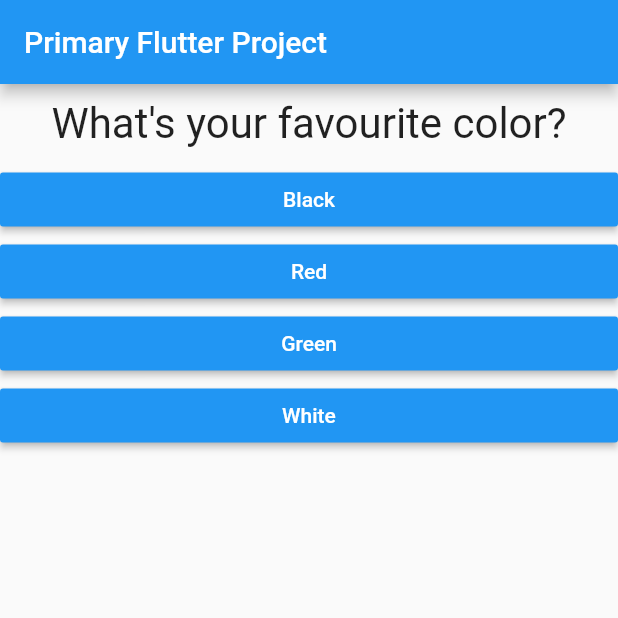
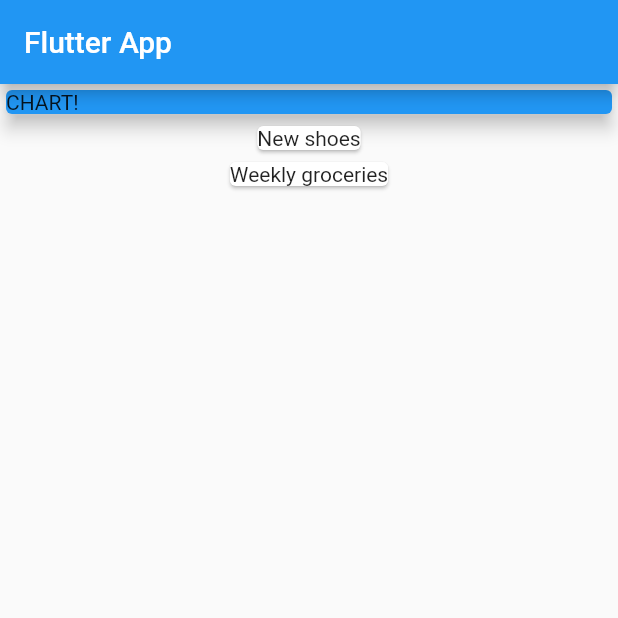
Before and after one commit to haohmaru3000/personal_expense, a Flutter app: the screen it shows after launch, on a phone screen of 412 x 824 dp, the top half of it. Run offline on Flutter 3.47's test engine with Material 2 defaults, Android fonts, the phone set to English and light mode, and no system bars.

Commit message:
Change the whole code

```diff
--- a/lib/answer.dart
+++ /dev/null
@@ -1,21 +0,0 @@
-import 'package:flutter/material.dart';
-
-class Answer extends StatelessWidget {
-  final String answerText;
-  final VoidCallback selectHandler;
-
-  Answer(this.answerText, this.selectHandler);
-
-  @override
-  Widget build(BuildContext context) {
-    return Container(
-      width: double.infinity,
-      child: RaisedButton(
-        color: Colors.blue,
-        textColor: Colors.white,
-        child: Text(answerText),
-        onPressed: selectHandler,
-      ),
-    );
-  }
-}
--- a/lib/main.dart
+++ b/lib/main.dart
@@ -1,82 +1,58 @@
 import 'package:flutter/material.dart';
-import './result.dart';
-import './quiz.dart';
+import './transaction.dart';
 
-void main() {
-  runApp(MyApp());
-}
+void main() => runApp(MyApp());
 
-class MyApp extends StatefulWidget {
-  State<StatefulWidget> createState() {
-    return _MyAppState();
+class MyApp extends StatelessWidget {
+  @override
+  Widget build(BuildContext context) {
+    return MaterialApp(
+      title: 'Flutter App',
+      home: MyHomePage(),
+    );
   }
 }
 
-class _MyAppState extends State<MyApp> {
-  final _questions = const [
-    {
-      'questionText': 'What\'s your favourite color?',
-      'answers': [
-        {'text': 'Black', 'score': 10},
-        {'text': 'Red', 'score': 5},
-        {'text': 'Green', 'score': 3},
-        {'text': 'White', 'score': 1},
-      ],
-    },
-    {
-      'questionText': 'What\'s your favourite animal?',
-      'answers': [
-        {'text': 'Rabbit', 'score': 3},
-        {'text': 'Snake', 'score': 11},
-        {'text': 'Elephant', 'score': 5},
-        {'text': 'Lion', 'score': 9},
-      ],
-    },
-    {
-      'questionText': 'Who\'s your favourite instructor?',
-      'answers': [
-        {'text': 'Max', 'score': 1},
-        {'text': 'Max', 'score': 1},
-        {'text': 'Max', 'score': 1},
-        {'text': 'Max', 'score': 1},
-      ],
-    },
+class MyHomePage extends StatelessWidget {
+  final List<Transaction> transactions = [
+    Transaction(
+      id: 't1',
+      title: 'New shoes',
+      amount: 69.99,
+      date: DateTime.now(),
+    ),
+    Transaction(
+      id: 't2',
+      title: 'Weekly groceries',
+      amount: 16.53,
+      date: DateTime.now(),
+    ),
   ];
-
-  var _questionIndex = 0;
-  var _totalScore = 0;
-
-  void _resetQuiz() {
-    setState(() {
-      _questionIndex = 0;
-      _totalScore = 0;
-    });
-  }
-
-  void _answerQuestion(int score) {
-    _totalScore += score;
-    setState(() {
-      _questionIndex++;
-    });
-  }
 
   @override
   Widget build(BuildContext context) {
-    return MaterialApp(
-      home: Scaffold(
-        appBar: AppBar(
-          title: Text('Primary Flutter Project'),
-        ),
-        body: _questionIndex < _questions.length
-            ? Quiz(
-                questionIndex: _questionIndex,
-                questions: _questions,
-                answerQuestion: _answerQuestion,
-              )
-            : Result(
-              _totalScore,
-              _resetQuiz,
+    return Scaffold(
+      appBar: AppBar(
+        title: Text('Flutter App'),
+      ),
+      body: Column(
+        children: <Widget>[
+          Container(
+            width: double.infinity,
+            child: Card(
+              color: Colors.blue,
+              child: Text('CHART!'),
+              elevation: 5,
             ),
+          ),
+          Column(
+            children: transactions.map((tx) {
+              return Card(
+                child: Text(tx.title),
+              );
+            }).toList(),
+          ),
+        ],
       ),
     );
   }
--- a/lib/question.dart
+++ /dev/null
@@ -1,22 +0,0 @@
-import 'package:flutter/material.dart';
-
-class Question extends StatelessWidget {
-  final String questionText;
-
-  Question(this.questionText);
-
-  @override
-  Widget build(BuildContext context) {
-    return Container(
-      width: double.infinity,
-      margin: EdgeInsets.all(10),
-      child: Text(
-        questionText,
-        textAlign: TextAlign.center,
-        style: TextStyle(
-          fontSize: 28,
-        ),
-      ),
-    );
-  }
-}
--- a/lib/quiz.dart
+++ /dev/null
@@ -1,30 +0,0 @@
-import 'package:flutter/material.dart';
-import './question.dart';
-import './answer.dart';
-
-class Quiz extends StatelessWidget {
-  final int questionIndex;
-  final List<Map<String, Object>> questions;
-  final Function answerQuestion;
-
-  Quiz(
-      {required this.questionIndex,
-      required this.questions,
-      required this.answerQuestion});
-
-  @override
-  Widget build(BuildContext context) {
-    return Column(
-      children: [
-        Question(
-          questions[questionIndex]['questionText'] as String,
-        ),
-        ...(questions[questionIndex]['answers'] as List<Map<String, Object>>)
-            .map((answer) {
-          return Answer(answer['text'].toString(),
-              () => answerQuestion(int.parse(answer['score'].toString())));
-        }).toList(),
-      ],
-    );
-  }
-}
--- a/lib/result.dart
+++ /dev/null
@@ -1,47 +0,0 @@
-import 'package:flutter/material.dart';
-
-class Result extends StatelessWidget {
-  final int resultScore;
-  final VoidCallback selectHandler;
-
-  Result(this.resultScore, this.selectHandler);
-
-  String get resultPhrase {
-    var resultText = 'You did it!';
-    if (resultScore <= 8) {
-      resultText = 'You are awesome and innocent!';
-    } else if (resultScore <= 12) {
-      resultText = 'Pretty likable!';
-    } else if (resultScore <= 16) {
-      resultText = 'You are ... strange?!';
-    } else
-      resultText = 'You are so bad!';
-    return resultText;
-  }
-
-  @override
-  Widget build(BuildContext context) {
-    return Center(
-      child: Column(
-        children: <Widget>[
-          Container(
-            width: double.infinity,
-            margin: EdgeInsets.all(10),
-            child: Text(
-              resultPhrase,
-              textAlign: TextAlign.center,
-              style: TextStyle(fontSize: 28, fontWeight: FontWeight.bold),
-            ),
-          ),
-          TextButton(
-            onPressed: selectHandler,
-            child: Text('Restart Quiz!'),
-            style: ButtonStyle(
-              foregroundColor: MaterialStateProperty.all(Colors.blue),
-            ),
-          ),
-        ],
-      ),
-    );
-  }
-}
--- /dev/null
+++ b/lib/transaction.dart
@@ -0,0 +1,13 @@
+class Transaction {
+  final String id;
+  final String title;
+  final double amount;
+  final DateTime date;
+
+  Transaction({
+    required this.id,
+    required this.title,
+    required this.amount,
+    required this.date,
+  });
+}
```
